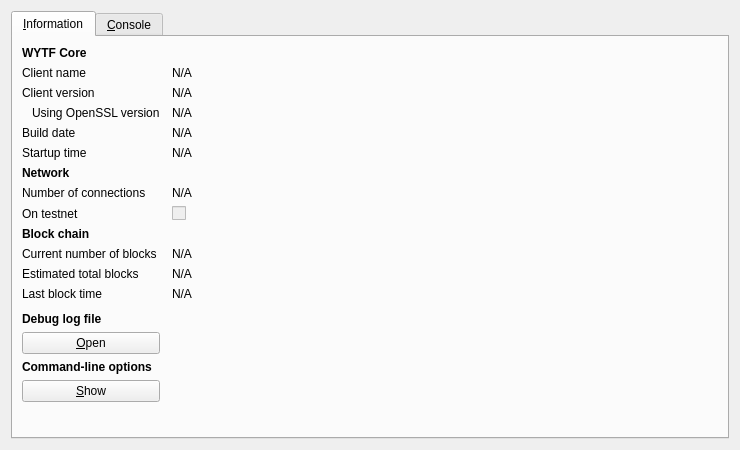
The window that src/qt/forms/rpcconsole.ui (Tillkoeln/WYTF) describes before a commit, drawn with Qt 5.
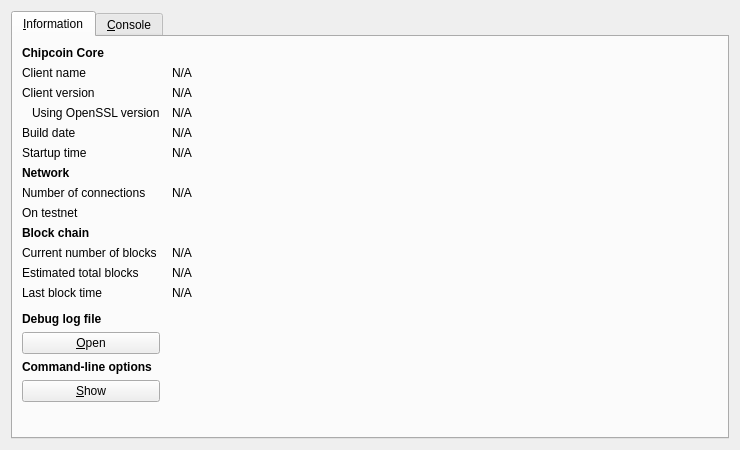
The same window after the commit. The open tabs and pages were chosen to show the change. Icons and pictures are not drawn.

```diff
--- a/src/qt/forms/rpcconsole.ui
+++ b/src/qt/forms/rpcconsole.ui
@@ -36,7 +36,7 @@
           </font>
          </property>
          <property name="text">
-          <string>WYTF Core</string>
+          <string>Chipcoin Core</string>
          </property>
         </widget>
        </item>
@@ -206,6 +206,9 @@
          <property name="enabled">
           <bool>false</bool>
          </property>
+         <property name="styleSheet">
+          <string notr="true">background:transparent;background-color:transparent;border:0px;</string>
+         </property>
          <property name="text">
           <string/>
          </property>
```
Left out of the diff: 10 changed lines with no effect on the pictures.
